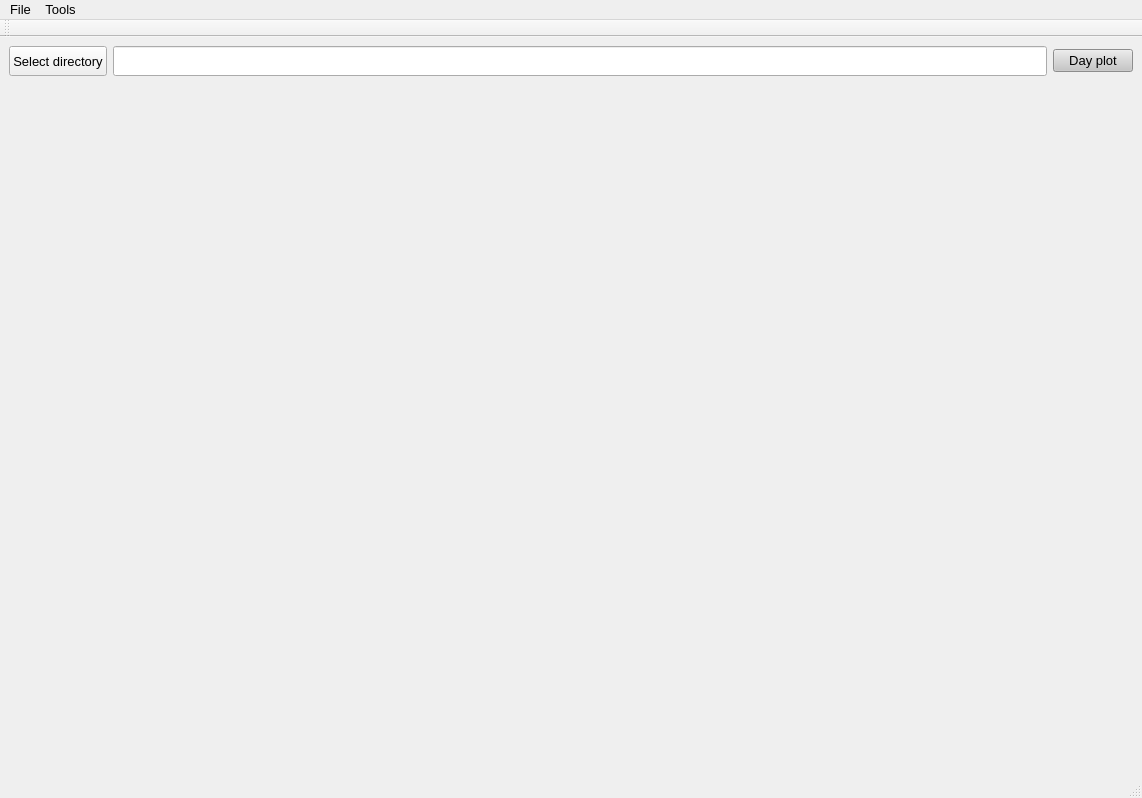
Before: the Qt Designer form isp/resources/designer_uis/TimeFrequencyFrame.ui in ProjectISP/ISP, drawn with Qt 5.
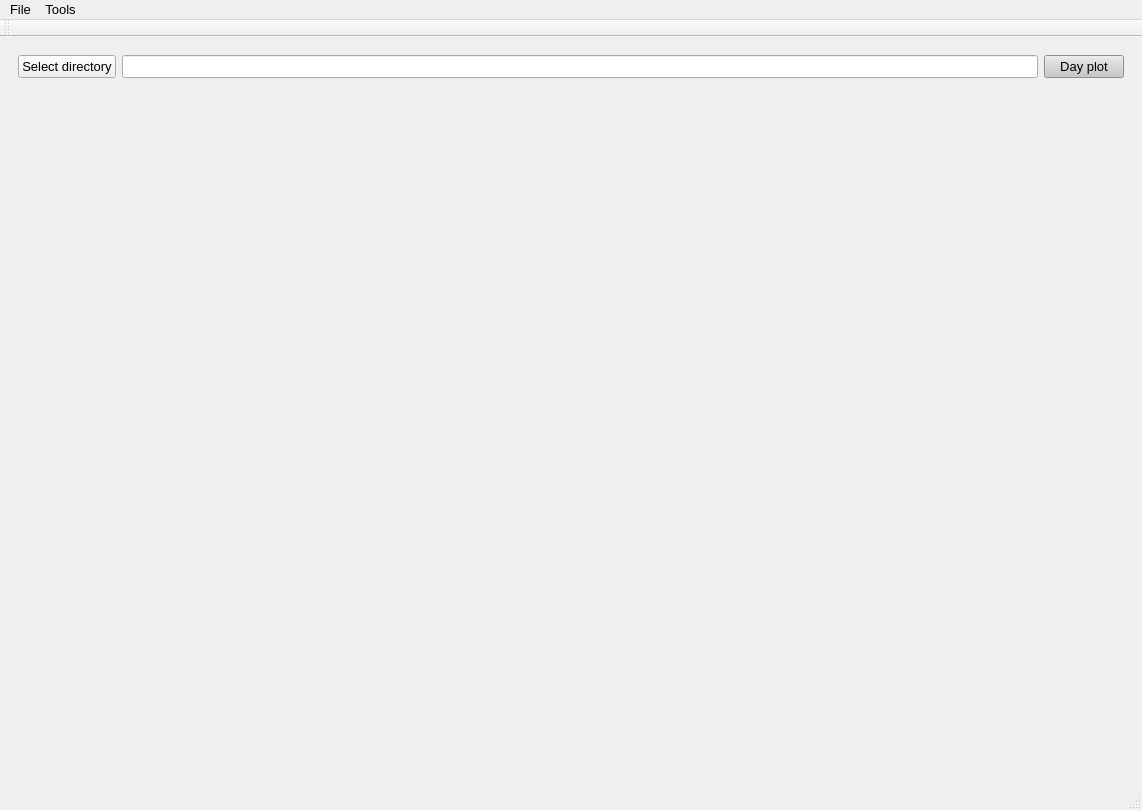
After: the same form once the commit is applied. Icons and pictures are not drawn.

```diff
--- a/isp/resources/designer_uis/TimeFrequencyFrame.ui
+++ b/isp/resources/designer_uis/TimeFrequencyFrame.ui
@@ -7,7 +7,7 @@
     <x>0</x>
     <y>0</y>
     <width>1142</width>
-    <height>798</height>
+    <height>810</height>
    </rect>
   </property>
   <property name="sizePolicy">
@@ -45,10 +45,31 @@
    </property>
    <layout class="QVBoxLayout" name="verticalLayout">
     <item>
+     <widget class="QWidget" name="mainToolsWidget" native="true">
+      <property name="sizePolicy">
+       <sizepolicy hsizetype="Preferred" vsizetype="Expanding">
+        <horstretch>0</horstretch>
+        <verstretch>1</verstretch>
+       </sizepolicy>
+      </property>
+      <layout class="QHBoxLayout" name="horizontalLayout">
+       <property name="leftMargin">
+        <number>0</number>
+       </property>
+       <property name="topMargin">
+        <number>0</number>
+       </property>
+       <property name="rightMargin">
+        <number>0</number>
+       </property>
+       <property name="bottomMargin">
+        <number>0</number>
+       </property>
+       <item>
      <widget class="QWidget" name="widget_11" native="true">
       <property name="sizePolicy">
-       <sizepolicy hsizetype="Preferred" vsizetype="Expanding">
-        <horstretch>0</horstretch>
+          <sizepolicy hsizetype="Expanding" vsizetype="Expanding">
+           <horstretch>2</horstretch>
         <verstretch>1</verstretch>
        </sizepolicy>
       </property>
@@ -64,45 +85,11 @@
         <height>16777215</height>
        </size>
       </property>
-      <layout class="QGridLayout" name="gridLayout_11">
-       <property name="leftMargin">
-        <number>0</number>
-       </property>
-       <property name="topMargin">
-        <number>0</number>
-       </property>
-       <property name="rightMargin">
-        <number>0</number>
-       </property>
-       <property name="bottomMargin">
-        <number>0</number>
-       </property>
-       <item row="1" column="0">
-        <widget class="QPushButton" name="selectDirBtn">
-         <property name="sizePolicy">
-          <sizepolicy hsizetype="Minimum" vsizetype="Expanding">
-           <horstretch>0</horstretch>
-           <verstretch>0</verstretch>
-          </sizepolicy>
-         </property>
-         <property name="maximumSize">
-          <size>
-           <width>16777215</width>
-           <height>30</height>
-          </size>
-         </property>
-         <property name="cursor">
-          <cursorShape>PointingHandCursor</cursorShape>
-         </property>
-         <property name="text">
-          <string>Select directory</string>
-         </property>
-        </widget>
-       </item>
-       <item row="1" column="1">
+         <layout class="QGridLayout" name="gridLayout_2">
+          <item row="0" column="1">
         <widget class="QLineEdit" name="rootPathForm">
          <property name="sizePolicy">
-          <sizepolicy hsizetype="Expanding" vsizetype="Expanding">
+             <sizepolicy hsizetype="Expanding" vsizetype="Fixed">
            <horstretch>0</horstretch>
            <verstretch>0</verstretch>
           </sizepolicy>
@@ -110,7 +97,7 @@
          <property name="maximumSize">
           <size>
            <width>16777215</width>
-           <height>30</height>
+              <height>16777215</height>
           </size>
          </property>
          <property name="styleSheet">
@@ -121,7 +108,34 @@
          </property>
         </widget>
        </item>
-       <item row="1" column="2">
+          <item row="1" column="0" colspan="3">
+           <widget class="QWidget" name="fileSelectorWidget" native="true">
+            <property name="sizePolicy">
+             <sizepolicy hsizetype="Preferred" vsizetype="Expanding">
+              <horstretch>0</horstretch>
+              <verstretch>0</verstretch>
+             </sizepolicy>
+            </property>
+            <layout class="QVBoxLayout" name="verticalLayout_4">
+             <property name="spacing">
+              <number>5</number>
+             </property>
+             <property name="leftMargin">
+              <number>0</number>
+             </property>
+             <property name="topMargin">
+              <number>0</number>
+             </property>
+             <property name="rightMargin">
+              <number>0</number>
+             </property>
+             <property name="bottomMargin">
+              <number>0</number>
+             </property>
+            </layout>
+           </widget>
+          </item>
+          <item row="0" column="2">
         <widget class="QPushButton" name="dayPlotBtn">
          <property name="sizePolicy">
           <sizepolicy hsizetype="Preferred" vsizetype="Fixed">
@@ -169,30 +183,28 @@
          </property>
         </widget>
        </item>
-       <item row="2" column="0" colspan="2">
-        <widget class="QWidget" name="fileSelectorWidget" native="true">
+          <item row="0" column="0">
+           <widget class="QPushButton" name="selectDirBtn">
          <property name="sizePolicy">
-          <sizepolicy hsizetype="Preferred" vsizetype="Expanding">
+             <sizepolicy hsizetype="Minimum" vsizetype="Fixed">
            <horstretch>0</horstretch>
            <verstretch>0</verstretch>
           </sizepolicy>
          </property>
-         <layout class="QVBoxLayout" name="verticalLayout_4">
-          <property name="spacing">
-           <number>5</number>
-          </property>
-          <property name="leftMargin">
-           <number>0</number>
-          </property>
-          <property name="topMargin">
-           <number>0</number>
-          </property>
-          <property name="rightMargin">
-           <number>0</number>
-          </property>
-          <property name="bottomMargin">
-           <number>0</number>
-          </property>
+            <property name="maximumSize">
+             <size>
+              <width>16777215</width>
+              <height>16777215</height>
+             </size>
+            </property>
+            <property name="cursor">
+             <cursorShape>PointingHandCursor</cursorShape>
+            </property>
+            <property name="text">
+             <string>Select directory</string>
+            </property>
+           </widget>
+          </item>
          </layout>
         </widget>
        </item>
@@ -237,7 +249,7 @@
             <x>0</x>
             <y>0</y>
             <width>1124</width>
-            <height>571</height>
+            <height>581</height>
            </rect>
           </property>
           <layout class="QVBoxLayout" name="verticalLayout_2">
```
Lines whose indentation alone changed are shown as unchanged.
